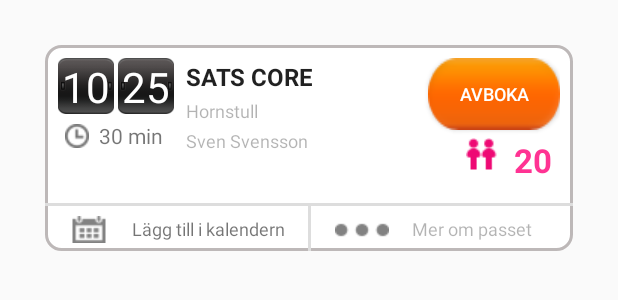
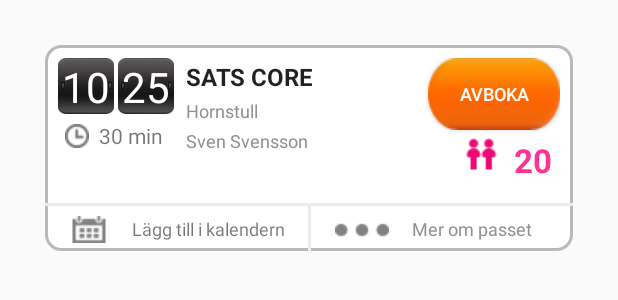
Before and after one commit to Kira9204/Andorid_Leanbit_Sats_App, an Android app: the layout future_activity.xml on its own in the app's theme, with its tools: preview values and no code run, on a phone screen of 412 x 824 dp. Shown: the top 300 px of the screen. Run offline under Robolectric (Android 15) with nearby library versions, the phone set to English and light mode, and no system bars.

Commit message:
color_variables

```diff
--- a/LeanbitSats/app/src/main/res/layout/future_activity.xml
+++ b/LeanbitSats/app/src/main/res/layout/future_activity.xml
@@ -63,7 +63,7 @@
                                 android:gravity="center"
                                 android:text="10"
                                 android:textAppearance="?android:attr/textAppearanceMedium"
-                                android:textColor="#ffffffff"
+                                android:textColor="@color/white_color_button"
                                 android:textSize="28dp"/>
                         </RelativeLayout>
 
@@ -80,7 +80,7 @@
                                 android:gravity="center"
                                 android:text="25"
                                 android:textAppearance="?android:attr/textAppearanceMedium"
-                                android:textColor="#ffffffff"
+                                android:textColor="@color/white_color_button"
                                 android:textSize="28dp"
                                 />
                         </RelativeLayout>
@@ -100,7 +100,8 @@
                             android:layout_width="30dp"
                             android:layout_height="wrap_content"
                             android:src="@drawable/ic_time"
-                            android:backgroundTint="#ffffffff" android:background="@android:color/transparent"
+                            android:backgroundTint="@color/white_color_button"
+                            android:background="@android:color/transparent"
                             android:padding="5dp"/>
 
                         <TextView
@@ -143,7 +144,7 @@
                     android:paddingTop="3dp"
                     android:text="Hornstull"
                     android:textAppearance="?android:attr/textAppearanceMedium"
-                    android:textColor="#4c000101"
+                    android:textColor="@color/gray_color_background_text"
                     android:textSize="12dp"
                     android:typeface="normal"/>
 
@@ -153,7 +154,7 @@
                     android:layout_height="wrap_content"
                     android:text="Sven Svensson"
                     android:textAppearance="?android:attr/textAppearanceMedium"
-                    android:textColor="#4c000101"
+                    android:textColor="@color/gray_color_background_text"
                     android:textSize="12dp"/>
             </LinearLayout>
 
@@ -174,7 +175,7 @@
                     android:paddingLeft="10dp"
                     android:paddingRight="10dp"
                     android:text="Avboka"
-                    android:textColor="#ffffffff"
+                    android:textColor="@color/white_color_button"
                     android:textSize="12dp"/>
 
                 <LinearLayout
@@ -188,7 +189,8 @@
                         android:layout_width="wrap_content"
                         android:layout_height="wrap_content"
                         android:src="@drawable/icon_queue"
-                        android:backgroundTint="#ffffffff" android:background="@android:color/transparent"
+                        android:backgroundTint="@color/white_color_button"
+                        android:background="@android:color/transparent"
                         android:padding="5dp"/>
 
                     <TextView
@@ -197,7 +199,7 @@
                         android:layout_height="wrap_content"
                         android:gravity="center"
                         android:text="20"
-                        android:textColor="#ffff3393"
+                        android:textColor="@color/fuchsia_color"
                         android:textSize="22sp"
                         android:textStyle="bold"
                         android:padding="5dp"/>
@@ -216,7 +218,7 @@
             <View
                 android:layout_width="fill_parent"
                 android:layout_height="2dp"
-                android:background="#ffdddddd"/>
+                android:background="@color/light_gray_foreground"/>
 
         </LinearLayout>
 
@@ -241,7 +243,8 @@
                     android:layout_height="wrap_content"
                     android:layout_gravity="bottom"
                     android:src="@drawable/ic_calender"
-                    android:backgroundTint="#ffffffff" android:background="@android:color/transparent"
+                    android:backgroundTint="@color/white_color_button"
+                    android:background="@android:color/transparent"
                     android:padding="5dp"/>
 
                 <TextView
@@ -257,7 +260,7 @@
             <View
                 android:layout_width="2dp"
                 android:layout_height="30dp"
-                android:background="#ffdddddd"/>
+                android:background="@color/light_gray_foreground"/>
 
             <LinearLayout
                 android:id="@+id/Mer_om_passet"
@@ -274,8 +277,10 @@
                     android:layout_height="match_parent"
                     android:layout_gravity="top"
                     android:src="@drawable/ic_more"
-                    android:backgroundTint="#ffffffff" android:background="@android:color/transparent"
-                    android:paddingLeft="10dp" android:paddingRight="10dp"/>
+                    android:backgroundTint="@color/white_color_button"
+                    android:background="@android:color/transparent"
+                    android:paddingLeft="10dp"
+                    android:paddingRight="10dp"/>
 
                 <TextView
                     android:id="@+id/future_activity_pass"
@@ -283,7 +288,7 @@
                     android:layout_height="wrap_content"
                     android:layout_marginLeft="5dp"
                     android:text="Mer om passet"
-                    android:textColor="#4c000101"
+                    android:textColor="@color/gray_color_background_text"
                     android:textAppearance="?android:attr/textAppearanceSmall"
                     android:textSize="12dp"/>
             </LinearLayout>
--- a/LeanbitSats/app/src/main/res/values/colors.xml
+++ b/LeanbitSats/app/src/main/res/values/colors.xml
@@ -2,4 +2,9 @@
 <resources>
     <color name="list_fragment_option_frame">#BDB8B8</color>
     <color name="list_fragment_option_border">#ffffff</color>
+    <color name="black_color_text">#000000</color>
+    <color name="gray_color_background_text">#ff8f9093</color>
+    <color name="light_gray_foreground">#EAEBF0</color>
+    <color name="white_color_button">#FFFFFF</color>
+    <color name="fuchsia_color">#ffff3393</color>
 </resources>
```
Also changed, not shown: LeanbitSats/app/src/main/res/layout/custom_activity.xml (+9 -8 lines), LeanbitSats/app/src/main/res/layout/past_activity.xml (+4 -4 lines).
